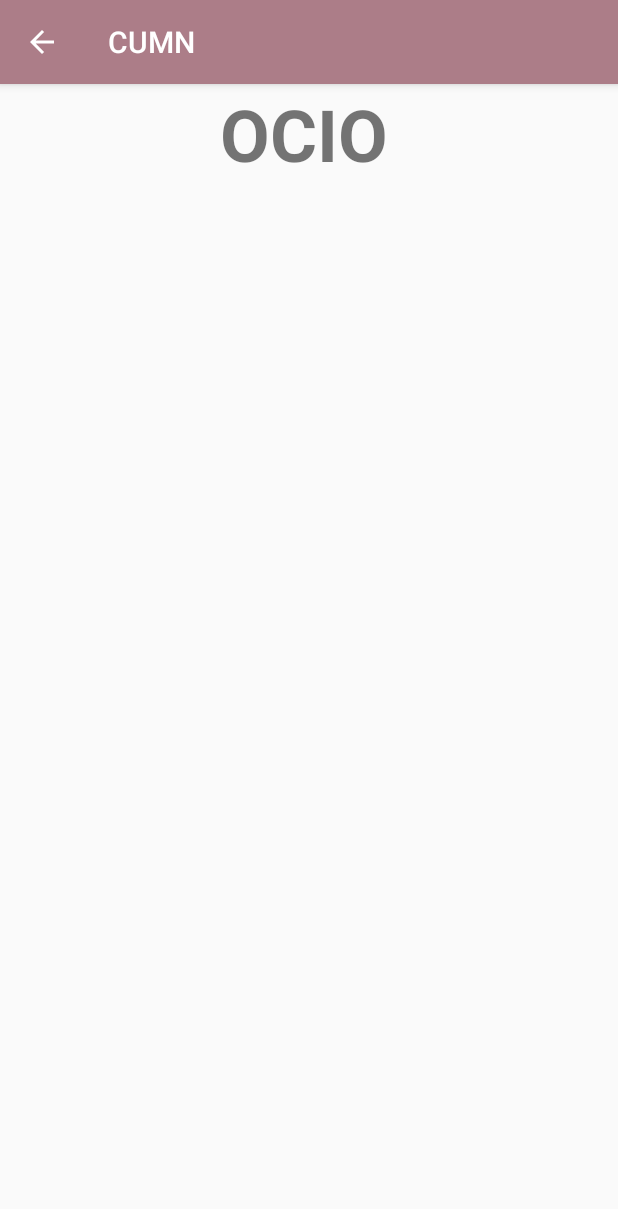
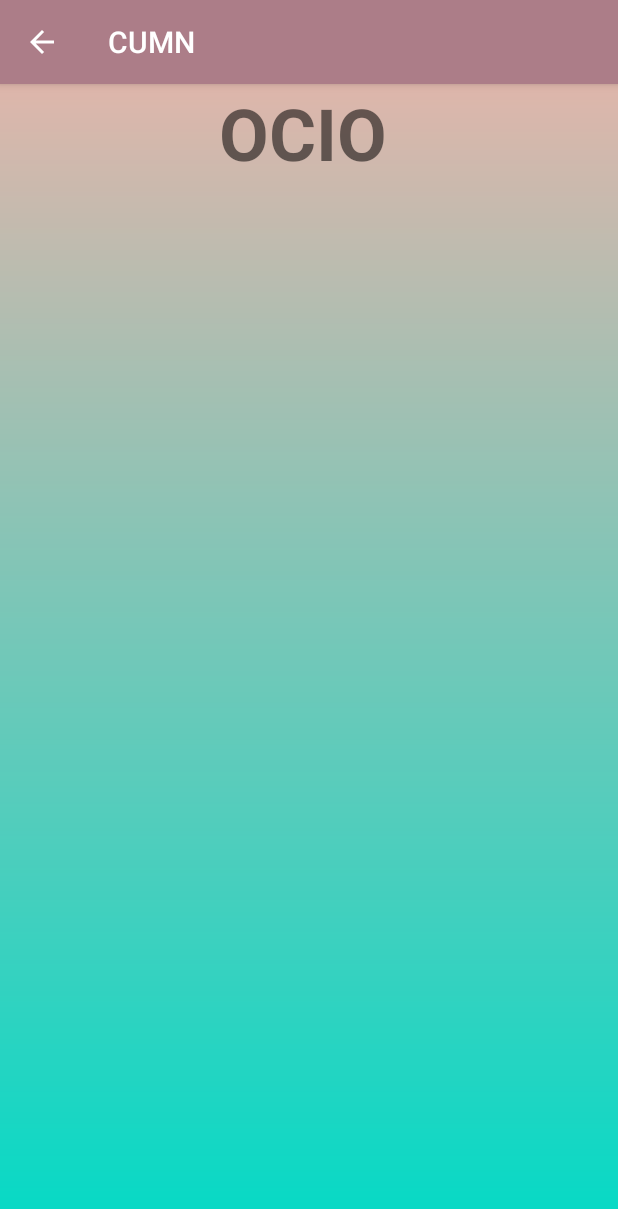
Before and after one commit to Sof396/CUMN, an Android app: the Ocio screen opened directly, with no data from a screen before it, on a phone screen of 412 x 824 dp. Shown: the top 1209 px of the screen. Run offline under Robolectric (Android 15) with nearby library versions, the phone set to English and light mode, and no system bars; our stand-ins replace RxJava.

Commit message:
colorines

```diff
--- a/app/src/main/java/com/example/cumn/ui/adapter/actividadesAdapter.java
+++ b/app/src/main/java/com/example/cumn/ui/adapter/actividadesAdapter.java
@@ -45,6 +45,7 @@ public class actividadesAdapter extends RecyclerView.Adapter<actividadesAdapter.
         holder.titulo.setText(mDataSet.get(i).getTitle());
         holder.fecha.setText(mDataSet.get(i).getDtstart());
 
+
     }
 
     @Override
@@ -67,8 +68,9 @@ public class actividadesAdapter extends RecyclerView.Adapter<actividadesAdapter.
             fecha = itemView.findViewById(R.id.fecha);
 
             itemView.setOnClickListener((view -> {
+
                 Intent masInfo = new Intent(tv.getContext(), com.example.cumn.masInfo.class);
-                masInfo.putExtra("titulo",  );
+                masInfo.putExtra("titulo",mDataSet.getContext().getId() );
                 tv.getContext().startActivity(masInfo);
 
 
--- /dev/null
+++ b/app/src/main/res/drawable/background.xml
@@ -0,0 +1,11 @@
+<?xml version="1.0" encoding="utf-8"?>
+<shape xmlns:android="http://schemas.android.com/apk/res/android">
+    <gradient
+        android:startColor="@color/design_default_color_secondary"
+        android:endColor="@color/Beige_700"
+        android:type="linear"
+        android:angle="90"
+
+        />
+
+</shape>
--- a/app/src/main/res/layout/actividad_view.xml
+++ b/app/src/main/res/layout/actividad_view.xml
@@ -3,7 +3,9 @@
     xmlns:app="http://schemas.android.com/apk/res-auto"
     xmlns:tools="http://schemas.android.com/tools"
     android:layout_width="match_parent"
-    android:layout_height="wrap_content">
+    android:layout_height="wrap_content"
+    android:background="@drawable/background">
+
     <TextView
     xmlns:android="http://schemas.android.com/apk/res/android"
     android:id="@+id/textview"
--- a/app/src/main/res/layout/activity_bibliotecas.xml
+++ b/app/src/main/res/layout/activity_bibliotecas.xml
@@ -4,7 +4,8 @@
     xmlns:tools="http://schemas.android.com/tools"
     android:layout_width="match_parent"
     android:layout_height="match_parent"
-    tools:context=".ui.activity.MainActivity">
+    tools:context=".ui.activity.MainActivity"
+    android:background="@drawable/background">
 
     <TextView
         android:id="@+id/titulo"
--- a/app/src/main/res/layout/activity_deportes.xml
+++ b/app/src/main/res/layout/activity_deportes.xml
@@ -4,7 +4,8 @@
     xmlns:tools="http://schemas.android.com/tools"
     android:layout_width="match_parent"
     android:layout_height="match_parent"
-    tools:context=".ui.activity.MainActivity">
+    tools:context=".ui.activity.MainActivity"
+    android:background="@drawable/background">
 
     <TextView
         android:id="@+id/titulo"
--- a/app/src/main/res/layout/activity_eventos.xml
+++ b/app/src/main/res/layout/activity_eventos.xml
@@ -4,7 +4,8 @@
     xmlns:tools="http://schemas.android.com/tools"
     android:layout_width="match_parent"
     android:layout_height="match_parent"
-    tools:context=".ui.activity.MainActivity">
+    tools:context=".ui.activity.MainActivity"
+    android:background="@drawable/background">
 
     <TextView
         android:id="@+id/titulo"
@@ -28,10 +29,9 @@
         android:layout_height="682dp"
         app:layout_constraintBottom_toBottomOf="parent"
         app:layout_constraintEnd_toEndOf="parent"
-        app:layout_constraintHorizontal_bias="1.0"
         app:layout_constraintStart_toStartOf="parent"
         app:layout_constraintTop_toTopOf="@+id/titulo"
-        app:layout_constraintVertical_bias="1.0" />
+        app:layout_constraintVertical_bias="0.897" />
 
 
 </androidx.constraintlayout.widget.ConstraintLayout>
--- a/app/src/main/res/layout/activity_ocio.xml
+++ b/app/src/main/res/layout/activity_ocio.xml
@@ -4,12 +4,13 @@
     xmlns:tools="http://schemas.android.com/tools"
     android:layout_width="match_parent"
     android:layout_height="match_parent"
-    tools:context=".ui.activity.MainActivity">
+    tools:context=".ui.activity.MainActivity"
+    android:background="@drawable/background">
 
     <TextView
         android:id="@+id/titulo"
-        android:layout_width="406dp"
-        android:layout_height="66dp"
+        android:layout_width="404dp"
+        android:layout_height="55dp"
         android:gravity="center"
         android:text="OCIO"
         android:textAlignment="center"
@@ -24,8 +25,8 @@
 
     <androidx.recyclerview.widget.RecyclerView
         android:id="@+id/lista_actividades_Ocio"
-        android:layout_width="413dp"
-        android:layout_height="665dp"
+        android:layout_width="411dp"
+        android:layout_height="678dp"
         app:layout_constraintBottom_toBottomOf="parent"
         app:layout_constraintEnd_toEndOf="parent"
         app:layout_constraintHorizontal_bias="1.0"
```
Also changed, not shown: app/src/main/java/com/example/cumn/masInfo.java (+4 -3 lines).
